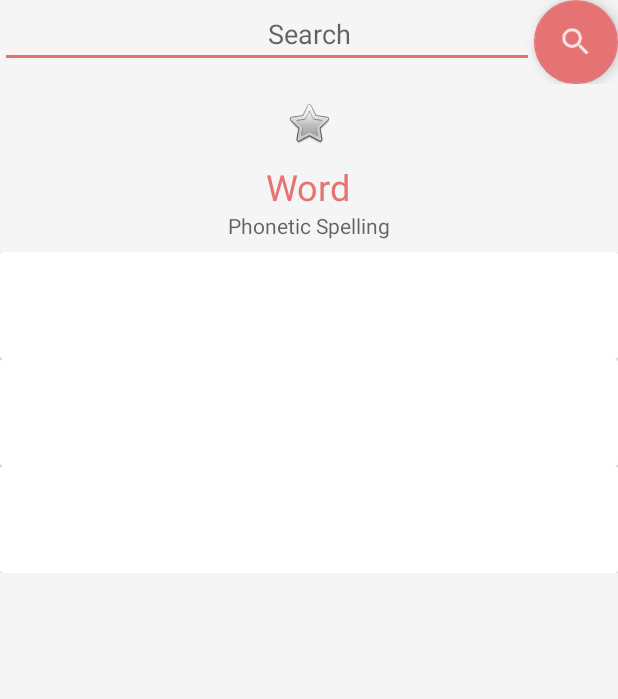
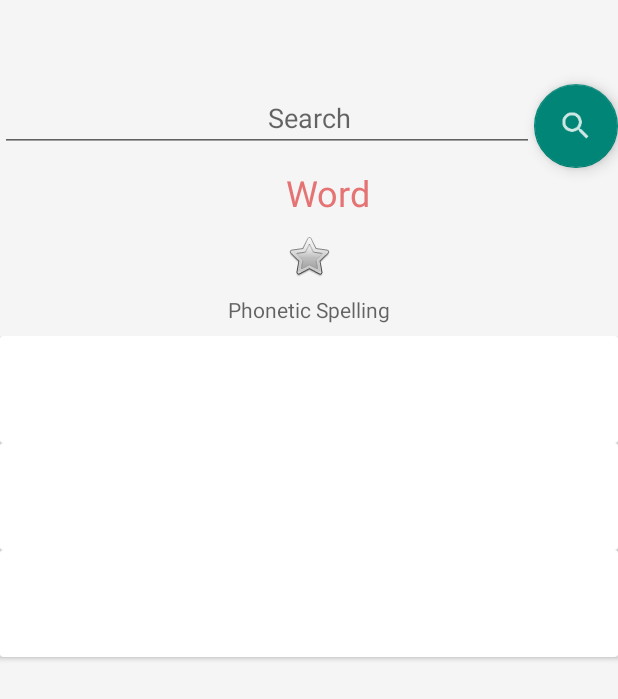
Before and after one commit to JasmienSCels/Wordly, an Android app: the layout activity_daily_word.xml on its own in the app's theme, with its tools: preview values and no code run, on a phone screen of 412 x 824 dp. Shown: the top 699 px of the screen. Run offline under Robolectric (Android 15) with nearby library versions, the phone set to English and light mode, and no system bars; plain views replace FloatingActionButton.

Commit message:
Refactored word activity to use constraint layout

```diff
--- a/app/src/main/AndroidManifest.xml
+++ b/app/src/main/AndroidManifest.xml
@@ -11,7 +11,7 @@
         android:label="@string/app_name"
         android:roundIcon="@mipmap/ic_launcher_round"
         android:supportsRtl="true"
-        android:theme="@style/AppTheme">
+        android:theme="@style/Theme.AppCompat.Light.NoActionBar">
         <activity android:name=".view.dailyWord.DailyWordActivity">
             <intent-filter>
                 <action android:name="android.intent.action.MAIN" />
@@ -20,10 +20,6 @@
             </intent-filter>
         </activity>
         <activity android:name=".view.base.BaseActivity" />
-        <activity
-            android:name=".NavBar"
-            android:label="@string/title_activity_nav_bar"
-            android:theme="@style/AppTheme.NoActionBar"></activity>
     </application>
 
 </manifest>
--- a/app/src/main/res/layout/activity_base.xml
+++ b/app/src/main/res/layout/activity_base.xml
@@ -1,9 +1,33 @@
 <?xml version="1.0" encoding="utf-8"?>
-<android.support.constraint.ConstraintLayout xmlns:android="http://schemas.android.com/apk/res/android"
+<android.support.v4.widget.DrawerLayout xmlns:android="http://schemas.android.com/apk/res/android"
     xmlns:app="http://schemas.android.com/apk/res-auto"
-    xmlns:tools="http://schemas.android.com/tools"
+    android:id="@+id/drawer_layout"
     android:layout_width="match_parent"
-    android:layout_height="match_parent"
-    tools:context="com.example.jasmiensofiecels.wordly.view.base.BaseActivity">
+    android:layout_height="wrap_content"
+    android:fitsSystemWindows="true">
 
-</android.support.constraint.ConstraintLayout>
+    <android.support.design.widget.AppBarLayout
+        android:layout_width="match_parent"
+        android:layout_height="wrap_content"
+        android:theme="@style/AppTheme.AppBarOverlay">
+
+        <android.support.v7.widget.Toolbar
+            android:id="@+id/toolbar"
+            android:layout_width="match_parent"
+            android:layout_height="wrap_content"
+            android:visibility="visible"
+            android:theme="@style/ThemeOverlay.AppCompat.Dark.ActionBar" />
+
+    </android.support.design.widget.AppBarLayout>
+
+
+    <android.support.design.widget.NavigationView
+        android:id="@+id/nav_view"
+        android:layout_width="wrap_content"
+        android:layout_height="match_parent"
+        android:layout_gravity="start"
+        android:fitsSystemWindows="true"
+        app:menu="@menu/drawer_view"
+        app:headerLayout="@layout/layout_header"/>
+
+</android.support.v4.widget.DrawerLayout>
--- a/app/src/main/res/layout/activity_daily_word.xml
+++ b/app/src/main/res/layout/activity_daily_word.xml
@@ -1,131 +1,106 @@
 <?xml version="1.0" encoding="utf-8"?>
-<RelativeLayout xmlns:android="http://schemas.android.com/apk/res/android"
+<android.support.v4.widget.DrawerLayout xmlns:android="http://schemas.android.com/apk/res/android"
+    xmlns:app="http://schemas.android.com/apk/res-auto"
     xmlns:tools="http://schemas.android.com/tools"
+    android:id="@+id/drawer_layout"
     android:layout_width="match_parent"
     android:layout_height="match_parent"
-    xmlns:app="http://schemas.android.com/apk/res-auto"
-    android:minHeight="0dp"
-    android:background="@color/colorBackground"
-    tools:context="com.example.jasmiensofiecels.wordly.view.dailyWord.DailyWordActivity"
-    tools:layout_editor_absoluteY="81dp">
+    android:fitsSystemWindows="true">
 
+    <include
+        layout="@layout/activity_base"
+        android:layout_width="match_parent"
+        android:layout_height="wrap_content"
+        app:layout_constraintTop_toTopOf="parent"/>
 
-        <!--Search word Multi-Auto Complete -->
-    <LinearLayout
-        android:id="@+id/search_layout_linear"
+    <android.support.constraint.ConstraintLayout
         android:layout_width="match_parent"
         android:layout_height="wrap_content">
 
+        <android.support.v7.widget.Toolbar
+        android:id="@+id/toolbar"
+        android:layout_width="0dp"
+        android:layout_height="wrap_content"
+        android:visibility="visible"
+        app:layout_constraintTop_toTopOf="parent"
+        app:layout_constraintStart_toStartOf="parent"
+        app:layout_constraintEnd_toEndOf="parent"
+        android:theme="@style/ThemeOverlay.AppCompat.Dark.ActionBar" />
 
         <EditText
         android:id="@+id/search_word_et"
-            android:layout_width="match_parent"
+        android:layout_width="0dp"
         android:layout_height="wrap_content"
-            android:layout_weight="1"
+        android:digits="ABCDEFGHIJKLMNOPQRSTUVWXYZabcdefghijklmnopqrstuvwxyz-"
+        android:hint="Search"
+        android:paddingEnd="10dp"
         android:paddingStart="66dp"
-            android:paddingEnd="10dp"
-            android:hint="Search"
         android:textAlignment="center"
-            android:digits="ABCDEFGHIJKLMNOPQRSTUVWXYZabcdefghijklmnopqrstuvwxyz-"
-            />
+        app:layout_constraintStart_toStartOf="parent"
+        app:layout_constraintEnd_toStartOf="@id/search_fab"
+        app:layout_constraintTop_toBottomOf="@id/toolbar"/>
 
         <com.github.clans.fab.FloatingActionButton
             android:id="@+id/search_fab"
-            android:layout_width="wrap_content"
+            android:layout_width="0dp"
             android:layout_height="wrap_content"
-            android:layout_gravity="end"
-            android:layout_toRightOf="@+id/search_word_et"
+            android:layout_marginStart="184dp"
             android:src="@drawable/ic_search_icon"
             app:fab_colorNormal="@color/colorAccent"
             app:fab_colorPressed="@color/colorAccentDark"
-            app:fab_colorRipple="@color/colorRipple"/>
+            app:fab_colorRipple="@color/colorRipple"
+            app:layout_constraintEnd_toEndOf="parent"
+            app:layout_constraintTop_toBottomOf="@id/toolbar" />
 
-
-    </LinearLayout>
-
-        <!--Definition Displayed-->
-    <LinearLayout
-        android:id="@+id/definition_layout_linear"
-        android:layout_width="match_parent"
+        <TextView
+        android:id="@+id/defined_word_tv"
+        android:layout_width="0dp"
         android:layout_height="wrap_content"
-        android:layout_alignParentBottom="true"
-        android:layout_below="@+id/search_layout_linear"
-        android:layout_centerInParent="@+id/search_layout_linear"
-        android:orientation="vertical"
-        android:paddingBottom="10dp"
-        android:layout_centerHorizontal="true"
-        android:layout_centerVertical="true"
-        tools:layout_editor_absoluteX="16dp"
-        tools:layout_editor_absoluteY="222dp">
-
-        <LinearLayout
-            android:id="@+id/layout_word_tittle"
-            android:layout_width="match_parent"
-            android:layout_height="wrap_content"
-            android:layout_gravity="top"
-            android:orientation="vertical">
+        android:layout_marginStart="25dp"
+        android:hint="word"
+        android:text="Word"
+        android:textAlignment="center"
+        android:textColor="@color/colorAccent"
+        android:textSize="24sp"
+        app:layout_constraintTop_toBottomOf="@id/search_fab"
+        app:layout_constraintStart_toStartOf="parent"
+        app:layout_constraintEnd_toEndOf="parent"
+        />
 
         <ImageButton
         android:id="@+id/starBtn"
-                android:layout_width="match_parent"
+        android:layout_width="0dp"
         android:layout_height="wrap_content"
-                android:layout_weight="1"
         android:backgroundTint="@color/colorBackground"
+        app:layout_constraintTop_toBottomOf="@id/defined_word_tv"
+        app:layout_constraintStart_toStartOf="parent"
+        app:layout_constraintEnd_toEndOf="parent"
         app:srcCompat="@android:drawable/btn_star" />
-
-            <TextView
-                android:id="@+id/defined_word_tv"
-                android:layout_width="wrap_content"
-                android:layout_height="wrap_content"
-                android:layout_gravity="center_horizontal"
-                android:textAlignment="center"
-                android:layout_weight="1"
-                android:hint="word"
-                android:text="Word"
-                android:textColor="@color/colorAccent"
-                android:textSize="24sp" />
 
         <TextView
         android:id="@+id/word_phonetic"
         android:layout_width="wrap_content"
         android:layout_height="wrap_content"
-                android:layout_gravity="center_horizontal"
+        android:hint="Phonetic Spelling"
+        android:paddingBottom="8dp"
         android:textAlignment="center"
-                android:paddingBottom="8dp"
-                android:layout_weight="1"
-                android:hint="Phonetic Spelling" />
-
-
-        </LinearLayout>
-
-        <LinearLayout
-            android:id="@+id/layout_word_lexical_category"
-            android:layout_width="match_parent"
-            android:layout_height="wrap_content"
-            android:orientation="horizontal"
-            android:layout_below="@id/layout_word_tittle">
-
-        </LinearLayout>
-
-        <LinearLayout
-            android:id="@+id/layout_word_definition"
-            android:layout_width="match_parent"
-            android:layout_height="wrap_content"
-            android:orientation="horizontal"
-            android:layout_below="@id/layout_word_lexical_category">
+        app:layout_constraintTop_toBottomOf="@id/starBtn"
+        app:layout_constraintStart_toStartOf="parent"
+        app:layout_constraintEnd_toEndOf="parent" />
 
 
         <android.support.v7.widget.RecyclerView
         android:id="@+id/recycler_view"
-                android:layout_width="match_parent"
-                android:layout_height="match_parent"
-                android:layout_alignParentLeft="true"
-                android:layout_alignParentStart="true"
+        android:layout_width="wrap_content"
+        android:layout_height="0dp"
+        android:layout_marginBottom="9dp"
         android:keyboardNavigationCluster="false"
+        app:layout_constraintTop_toBottomOf="@id/word_phonetic"
+        app:layout_constraintBottom_toBottomOf="parent"
         tools:listitem="@layout/word_definition_card" />
 
-        </LinearLayout>
 
-    </LinearLayout>
+    </android.support.constraint.ConstraintLayout>
 
-</RelativeLayout>
+
+</android.support.v4.widget.DrawerLayout>
--- /dev/null
+++ b/app/src/main/res/values/toolbar_main.xml
@@ -0,0 +1,2 @@
+<?xml version="1.0" encoding="utf-8"?>
+<resources></resources>
```
Also changed, not shown: app/build.gradle (+12 -12 lines), app/src/main/java/com/example/jasmiensofiecels/wordly/NavBar.java (deleted, +0 -101 lines), app/src/main/java/com/example/jasmiensofiecels/wordly/view/base/BaseActivity.java (+52 -0 lines), app/src/main/java/com/example/jasmiensofiecels/wordly/view/dailyWord/DailyWordActivity.java (+14 -2 lines), app/src/main/res/drawable/ic_burger_menu.xml (added, +9 -0 lines), app/src/main/res/layout/activity_main.xml (deleted, +0 -18 lines), app/src/main/res/layout/layout_header.xml (added, +17 -0 lines). Lines whose indentation alone changed are shown as unchanged.
